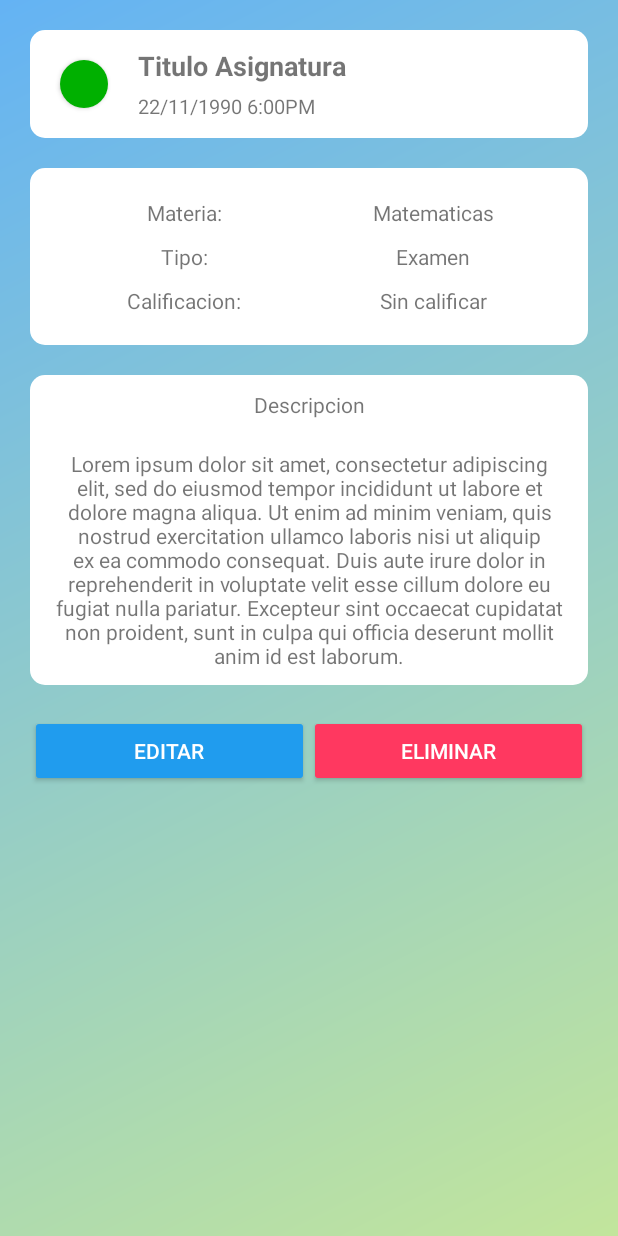
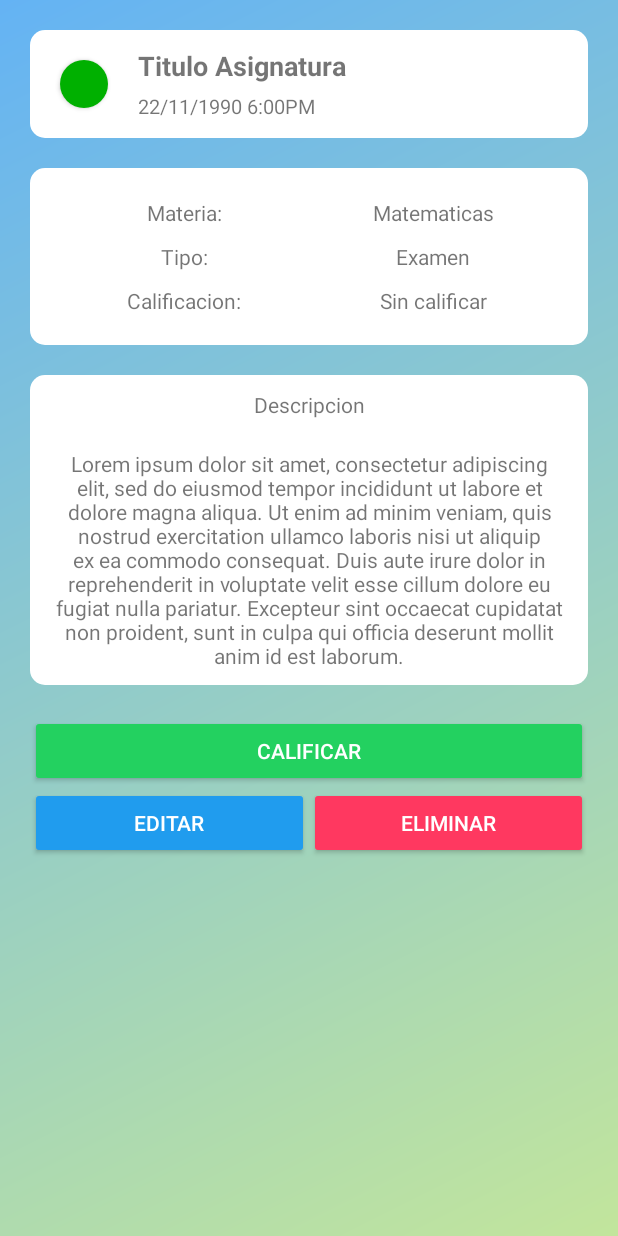
Before and after one commit to dartrix/ProyectoAgenda, an Android app: the layout verasig_layout.xml on its own in the app's theme, with its tools: preview values and no code run, on a phone screen of 412 x 824 dp. Run offline under Robolectric (Android 15) with nearby library versions, the phone set to English and light mode, and no system bars.

Commit message:
Agregado detalles asignatura

```diff
--- a/app/src/main/res/layout/verasig_layout.xml
+++ b/app/src/main/res/layout/verasig_layout.xml
@@ -20,6 +20,7 @@
                 android:layout_height="wrap_content"
                 android:orientation="horizontal">
             <Button
+                android:id="@+id/circulo"
                 android:layout_width="32dp"
                 android:layout_height="32dp"
                 android:background="@drawable/redondo"
@@ -31,12 +32,14 @@
                     android:layout_height="wrap_content"
                     android:orientation="vertical">
                     <TextView
+                        android:id="@+id/titulo"
                         android:layout_width="match_parent"
                         android:layout_height="wrap_content"
                         android:textStyle="bold"
                         android:textSize="18dp"
                         android:text="Titulo Asignatura"/>
                     <TextView
+                        android:id="@+id/fechahora"
                         android:layout_marginTop="5dp"
                         android:layout_width="match_parent"
                         android:layout_height="wrap_content"
@@ -72,6 +75,7 @@
                         android:gravity="center"
                         android:text="Materia:"/>
                     <TextView
+                        android:id="@+id/materia"
                         android:layout_width="match_parent"
                         android:layout_height="wrap_content"
                         android:layout_weight="1"
@@ -92,6 +96,7 @@
                         android:gravity="center"
                         android:text="Tipo:"/>
                     <TextView
+                        android:id="@+id/tipo"
                         android:layout_width="match_parent"
                         android:layout_height="wrap_content"
                         android:layout_weight="1"
@@ -111,6 +116,7 @@
                         android:gravity="center"
                         android:text="Calificacion:"/>
                     <TextView
+                        android:id="@+id/calificacion"
                         android:layout_width="match_parent"
                         android:layout_height="wrap_content"
                         android:layout_weight="1"
@@ -142,6 +148,7 @@
                     android:padding="10dp"
                     android:textAlignment="center"/>
                 <TextView
+                    android:id="@+id/descripcion"
                     android:layout_width="match_parent"
                     android:layout_height="wrap_content"
                     android:text="Lorem ipsum dolor sit amet, consectetur adipiscing elit, sed do eiusmod tempor incididunt ut labore et dolore magna aliqua. Ut enim ad minim veniam, quis nostrud exercitation ullamco laboris nisi ut aliquip ex ea commodo consequat. Duis aute irure dolor in reprehenderit in voluptate velit esse cillum dolore eu fugiat nulla pariatur. Excepteur sint occaecat cupidatat non proident, sunt in culpa qui officia deserunt mollit anim id est laborum."
@@ -156,8 +163,28 @@
             <LinearLayout
                 android:layout_width="match_parent"
                 android:layout_height="wrap_content"
+                android:orientation="vertical">
+            <LinearLayout
+                android:layout_width="match_parent"
+                android:layout_height="wrap_content"
                 android:orientation="horizontal"
-                android:padding="20dp">
+                android:paddingLeft="20dp"
+                android:paddingRight="20dp"
+                android:paddingTop="20dp">
+                <Button
+                    android:layout_width="match_parent"
+                    android:layout_height="wrap_content"
+                    android:layout_weight="1"
+                    android:backgroundTint="@color/colorSuccess"
+                    android:text="Calificar"
+                    android:textColor="#fff" />
+            </LinearLayout>
+                <LinearLayout
+                    android:layout_width="match_parent"
+                    android:layout_height="wrap_content"
+                    android:orientation="horizontal"
+                    android:paddingLeft="20dp"
+                    android:paddingRight="20dp">
                     <Button
                         android:layout_width="match_parent"
                         android:layout_height="wrap_content"
@@ -173,6 +200,7 @@
                         android:textColor="#fff"
                         android:text="Eliminar"
                         />
+            </LinearLayout>
 
             </LinearLayout>
         </RelativeLayout>
--- a/app/src/main/res/values/colors.xml
+++ b/app/src/main/res/values/colors.xml
@@ -13,6 +13,11 @@
     <color name="colorSuccess">#23d160</color>
     <color name="colorWarning">#FFDD57</color>
 
+    <color name="colorTarea">#118ab2</color>
+    <color name="colorExposicion">#ffd166</color>
+    <color name="colorProyecto">#06d6a0</color>
+    <color name="colorExamen">#ef476f</color>
+
     <color name="libro1">#1e90ff</color>
     <color name="libro2">#cc0000</color>
     <color name="libro3">#663399</color>
```
Also changed, not shown: app/src/main/java/com/dartrix/proyectoagenda/DBproyectoAgenda.java (+16 -0 lines), app/src/main/java/com/dartrix/proyectoagenda/MostrarAsignacionActivity.java (+67 -0 lines), app/src/main/java/com/dartrix/proyectoagenda/MostrarMateriaActivity.java (+20 -0 lines), app/src/main/res/layout/asig_item_layout.xml (+18 -3 lines). Lines whose indentation alone changed are shown as unchanged.
